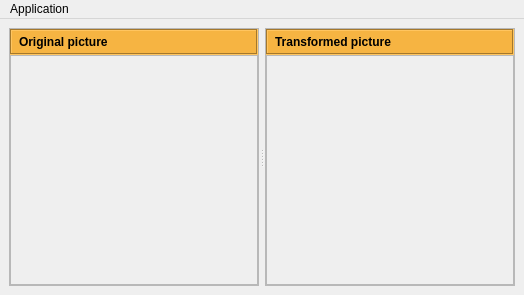
Above: UI/mainWindowWidget.ui from puffisional/screenCaptureModifier before the change. Below: the same form after it.
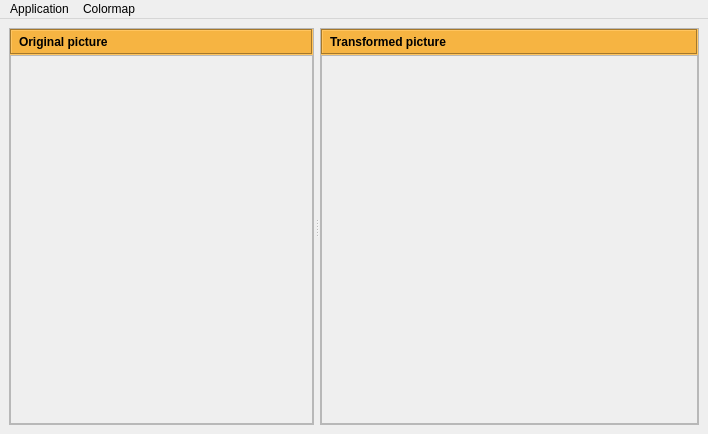
That is the form after the change.

Patch:
```diff
--- a/UI/mainWindowWidget.ui
+++ b/UI/mainWindowWidget.ui
@@ -6,8 +6,8 @@
    <rect>
     <x>0</x>
     <y>0</y>
-    <width>524</width>
-    <height>295</height>
+    <width>708</width>
+    <height>434</height>
    </rect>
   </property>
   <property name="windowTitle">
@@ -168,8 +168,8 @@
     <rect>
      <x>0</x>
      <y>0</y>
-     <width>524</width>
-     <height>27</height>
+     <width>708</width>
+     <height>25</height>
     </rect>
    </property>
    <widget class="QMenu" name="menuApplication">
@@ -178,7 +178,18 @@
     </property>
     <addaction name="actionClose"/>
    </widget>
+   <widget class="QMenu" name="menuColormap">
+    <property name="title">
+     <string>Colormap</string>
+    </property>
+    <addaction name="actionVirdis"/>
+    <addaction name="actionInferno"/>
+    <addaction name="actionPlasma"/>
+    <addaction name="actionMagma"/>
+    <addaction name="actionNone"/>
+   </widget>
    <addaction name="menuApplication"/>
+   <addaction name="menuColormap"/>
   </widget>
   <action name="actionClose">
    <property name="text">
```
Left out of the diff: 112 changed lines with no effect on the pictures.
